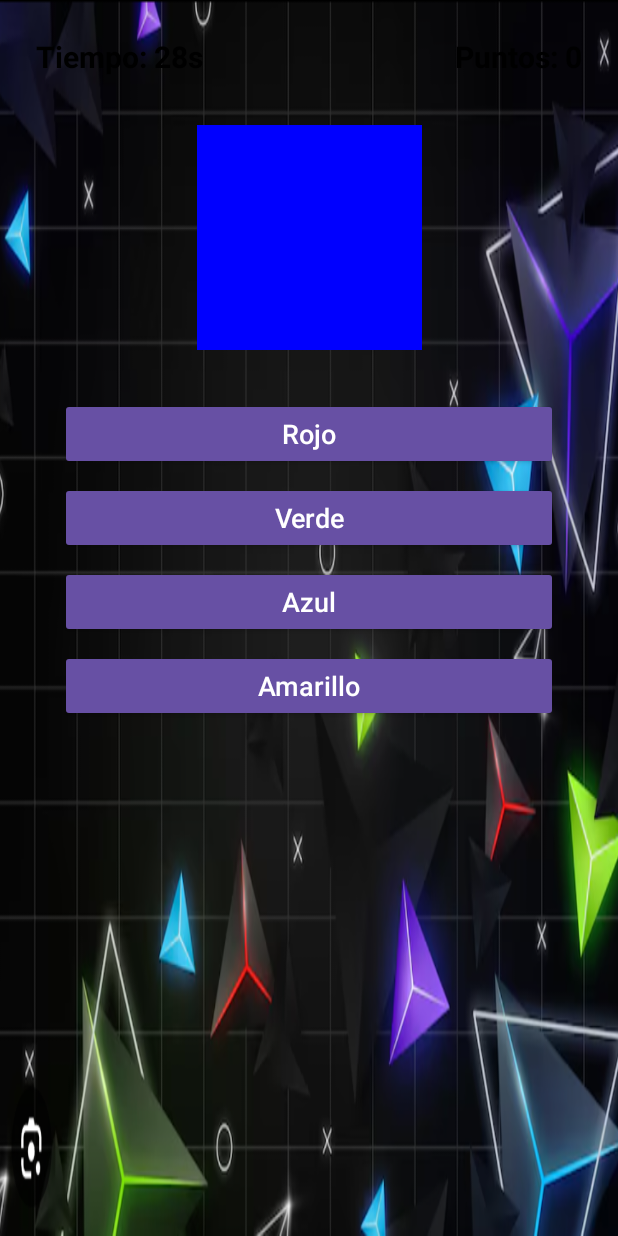
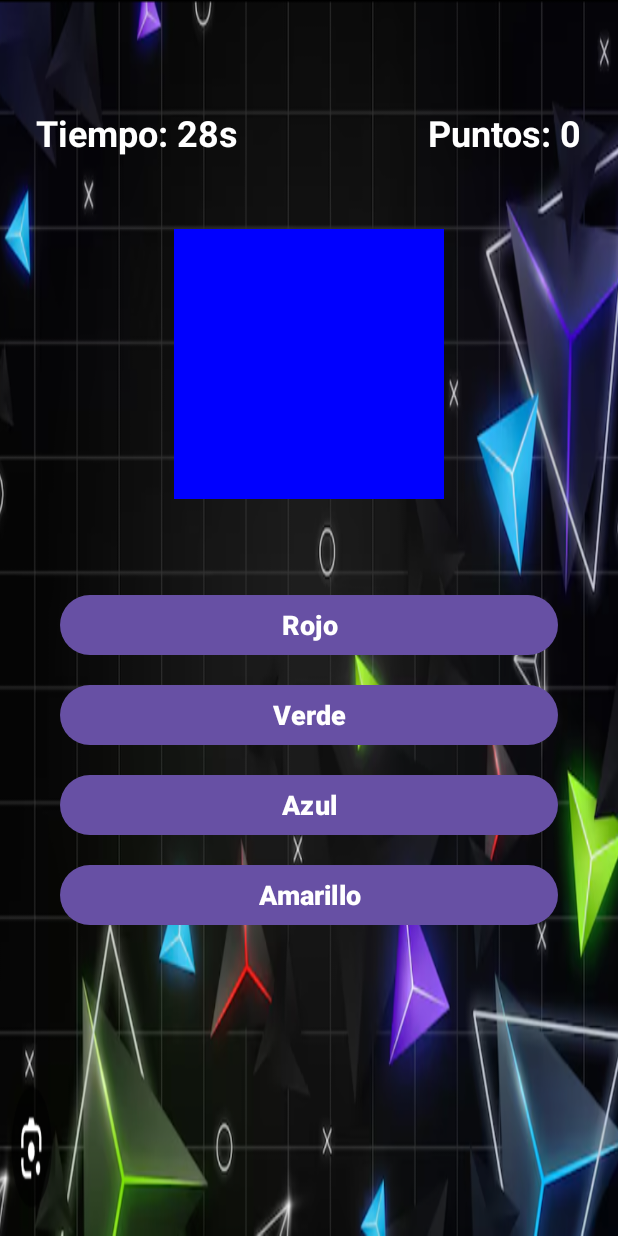
Before and after one commit to KoldozMMA3/Examen_Parcial_DispositivosMoviles, an Android app: the fragment ResultFragment placed in its activity, after a tap on "Iniciar Juego", on a phone screen of 412 x 824 dp. Run offline under Robolectric (Android 15) with nearby library versions, the phone set to English and light mode, and no system bars; 2 statements that could not run were skipped.

Commit message:
Añadi mas diseño a los fragment para que se pueda visualizar mejor

```diff
--- /dev/null
+++ b/app/src/main/res/drawable/rounded_button.xml
@@ -0,0 +1,6 @@
+<?xml version="1.0" encoding="utf-8"?>
+<shape xmlns:android="http://schemas.android.com/apk/res/android" android:shape="rectangle">
+    <solid android:color="?android:attr/colorBackground" />
+    <corners android:radius="16dp" />
+    <padding android:left="10dp" android:top="10dp" android:right="10dp" android:bottom="10dp"/>
+</shape>
--- a/app/src/main/res/layout/fragment_game.xml
+++ b/app/src/main/res/layout/fragment_game.xml
@@ -7,47 +7,49 @@
     android:padding="24dp"
     android:background="@drawable/secundaria">
 
-    <!-- Temporizador -->
+
     <TextView
         android:id="@+id/timerText"
         android:layout_width="wrap_content"
         android:layout_height="wrap_content"
         android:text="Tiempo: 30s"
-        android:textSize="20sp"
+        android:textSize="24sp"
         android:textStyle="bold"
-        android:textColor="@android:color/black"
+        android:textColor="@android:color/white"
+        android:layout_marginTop="48dp"
         app:layout_constraintTop_toTopOf="parent"
         app:layout_constraintStart_toStartOf="parent" />
 
-    <!-- Puntuación -->
+
     <TextView
         android:id="@+id/scoreText"
         android:layout_width="wrap_content"
         android:layout_height="wrap_content"
         android:text="Puntos: 0"
-        android:textSize="20sp"
+        android:textSize="24sp"
         android:textStyle="bold"
-        android:textColor="@android:color/black"
+        android:textColor="@android:color/white"
+        android:layout_marginTop="48dp"
         app:layout_constraintTop_toTopOf="parent"
         app:layout_constraintEnd_toEndOf="parent" />
 
-    <!-- Vista de color -->
+
     <View
         android:id="@+id/colorView"
-        android:layout_width="150dp"
-        android:layout_height="150dp"
-        android:layout_marginTop="32dp"
+        android:layout_width="180dp"
+        android:layout_height="180dp"
+        android:layout_marginTop="48dp"
         android:background="#000000"
         android:contentDescription="Vista de color actual"
         app:layout_constraintTop_toBottomOf="@id/timerText"
         app:layout_constraintStart_toStartOf="parent"
         app:layout_constraintEnd_toEndOf="parent" />
 
-    <!-- Botones de colores -->
+
     <LinearLayout
         android:layout_width="match_parent"
         android:layout_height="wrap_content"
-        android:layout_marginTop="24dp"
+        android:layout_marginTop="48dp"
         android:orientation="vertical"
         android:gravity="center"
         android:layout_marginHorizontal="16dp"
@@ -57,23 +59,43 @@
 
         <Button
             android:id="@+id/btnRojo"
+            android:layout_width="match_parent"
+            android:layout_height="wrap_content"
             android:text="Rojo"
-            style="@style/ColorButton" />
+            android:textColor="@android:color/white"
+            android:textSize="18sp"
+            android:textStyle="bold"
+            android:layout_marginTop="12dp"/>
 
         <Button
             android:id="@+id/btnVerde"
+            android:layout_width="match_parent"
+            android:layout_height="wrap_content"
             android:text="Verde"
-            style="@style/ColorButton" />
+            android:textColor="@android:color/white"
+            android:textSize="18sp"
+            android:textStyle="bold"
+            android:layout_marginTop="12dp" />
 
         <Button
             android:id="@+id/btnAzul"
+            android:layout_width="match_parent"
+            android:layout_height="wrap_content"
             android:text="Azul"
-            style="@style/ColorButton" />
+            android:textColor="@android:color/white"
+            android:textSize="18sp"
+            android:textStyle="bold"
+            android:layout_marginTop="12dp" />
 
         <Button
             android:id="@+id/btnAmarillo"
+            android:layout_width="match_parent"
+            android:layout_height="wrap_content"
             android:text="Amarillo"
-            style="@style/ColorButton" />
+            android:textColor="@android:color/white"
+            android:textSize="18sp"
+            android:textStyle="bold"
+            android:layout_marginTop="12dp" />
     </LinearLayout>
 
 </androidx.constraintlayout.widget.ConstraintLayout>
--- a/app/src/main/res/layout/fragment_result.xml
+++ b/app/src/main/res/layout/fragment_result.xml
@@ -12,41 +12,57 @@
         android:layout_width="wrap_content"
         android:layout_height="wrap_content"
         android:text="Tu puntaje fue: 0"
-        android:textSize="24sp"
+        android:textSize="26sp"
+        android:textStyle="bold"
+        android:textColor="@android:color/white"
         app:layout_constraintTop_toTopOf="parent"
         app:layout_constraintStart_toStartOf="parent"
-        app:layout_constraintEnd_toEndOf="parent"/>
+        app:layout_constraintEnd_toEndOf="parent"
+        app:layout_constraintVertical_bias="0.3" />
+
 
     <TextView
         android:id="@+id/textHighScore"
         android:layout_width="wrap_content"
         android:layout_height="wrap_content"
         android:text="Record actual: 0 puntos"
-        android:textSize="18sp"
+        android:textSize="20sp"
+        android:textStyle="bold"
+        android:textColor="@android:color/white"
+        android:layout_marginTop="16dp"
         app:layout_constraintTop_toBottomOf="@id/textResult"
         app:layout_constraintStart_toStartOf="parent"
-        app:layout_constraintEnd_toEndOf="parent"
-        android:layout_marginTop="16dp"/>
+        app:layout_constraintEnd_toEndOf="parent" />
+
 
     <TextView
         android:id="@+id/textMessage"
         android:layout_width="wrap_content"
         android:layout_height="wrap_content"
-        android:text="Buen trabajo"
-        android:textSize="20sp"
+        android:text="¡Buen trabajo!"
+        android:textSize="22sp"
+        android:textStyle="bold"
+        android:textColor="@android:color/white"
+        android:layout_marginTop="16dp"
         app:layout_constraintTop_toBottomOf="@id/textHighScore"
         app:layout_constraintStart_toStartOf="parent"
-        app:layout_constraintEnd_toEndOf="parent"
-        android:layout_marginTop="16dp"/>
+        app:layout_constraintEnd_toEndOf="parent" />
+
 
     <Button
         android:id="@+id/btnReintentar"
         android:layout_width="wrap_content"
         android:layout_height="wrap_content"
         android:text="Volver a jugar"
+        android:textSize="18sp"
+        android:textStyle="bold"
+        android:textColor="@android:color/white"
+        android:backgroundTint="#00BCD4"
+        android:layout_marginTop="32dp"
+        android:layout_marginBottom="32dp"
         app:layout_constraintTop_toBottomOf="@id/textMessage"
         app:layout_constraintStart_toStartOf="parent"
         app:layout_constraintEnd_toEndOf="parent"
-        android:layout_marginTop="32dp"/>
+        app:layout_constraintBottom_toBottomOf="parent" />
 
 </androidx.constraintlayout.widget.ConstraintLayout>
```
Also changed, not shown: app/src/main/res/layout/fragment_welcome.xml (+20 -19 lines).
